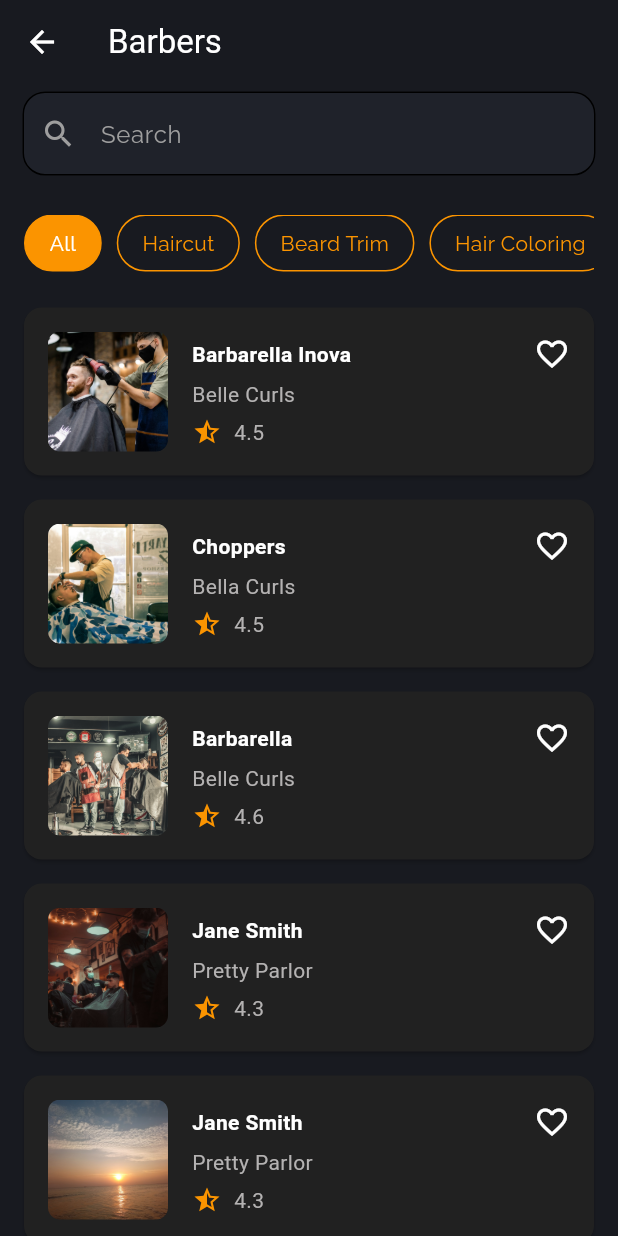
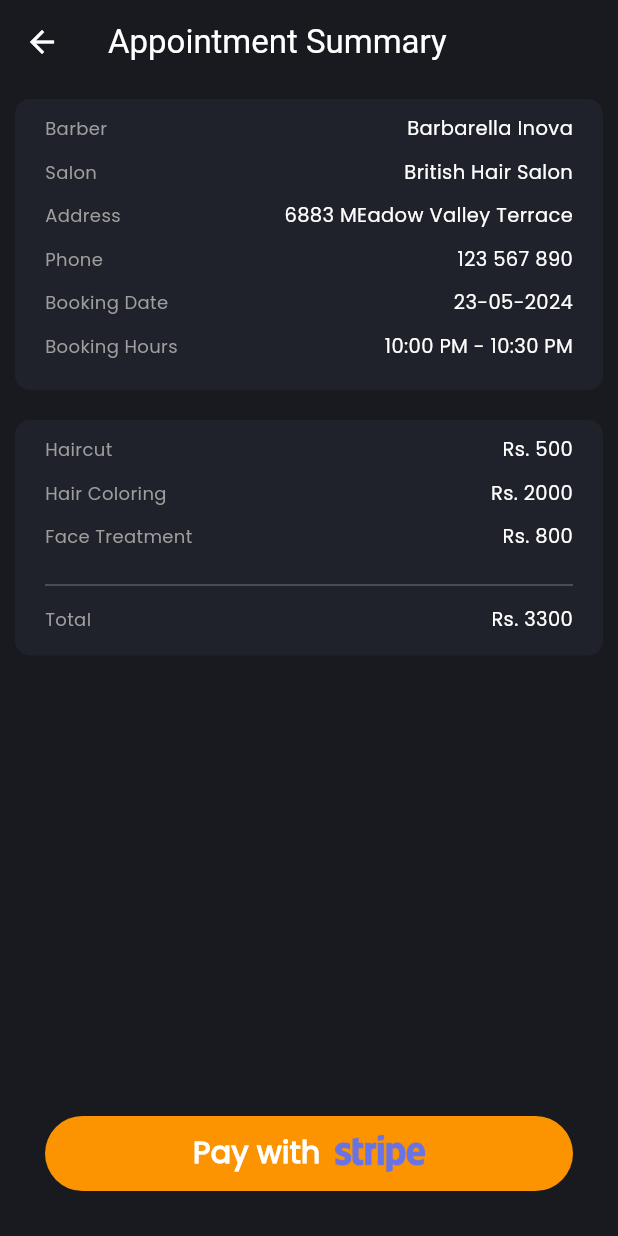
Before and after one commit to MahnoorWaseem/TrimTime-Flutter, a Flutter app: the screen it shows after launch, on a phone screen of 412 x 824 dp. Run offline on Flutter 3.47's test engine with Material 3 defaults, Android fonts, the phone set to English and light mode, and no system bars; our stand-ins replace carousel_slider, firebase_core, smooth_page_indicator; accounts and stored records are empty.

Commit message:
added appointment summary

```diff
--- a/lib/main.dart
+++ b/lib/main.dart
@@ -1,6 +1,7 @@
 import 'package:firebase_core/firebase_core.dart';
 import 'package:flutter/material.dart';
 import 'package:provider/provider.dart';
+import 'package:trim_time/views/appointment_summary/appointment_summary.dart';
 import 'package:trim_time/views/barber_listing/barber_listing.dart';
 import 'package:trim_time/views/barber_profile/barber_profile.dart';
 import 'firebase/config/firebase_options.dart';
@@ -35,7 +36,9 @@ class MyApp extends StatelessWidget {
           useMaterial3: true,
         ),
         // home: BarberProfile(),
-        home: BarberListing(),
+        // home: BarberListing(),
+        home: AppointmentSummary(),
+
         debugShowCheckedModeBanner: false,
   //        routes: {
   //   '/barberProfile': (context) => BarberProfile(),
--- /dev/null
+++ b/lib/views/appointment_summary/appointment_summary.dart
@@ -0,0 +1,366 @@
+import 'package:flutter/cupertino.dart';
+import 'package:flutter/material.dart';
+import 'package:flutter/widgets.dart';
+import 'package:trim_time/colors/custom_colors.dart';
+
+class AppointmentSummary extends StatefulWidget {
+  const AppointmentSummary({super.key});
+
+  @override
+  State<AppointmentSummary> createState() => _AppointmentSummaryState();
+}
+
+class _AppointmentSummaryState extends State<AppointmentSummary> {
+  final List<Map<String, String>> services = [
+    {'name': 'Haircut', 'price': '500'},
+    {'name': 'Hair Coloring', 'price': '2000'},
+    {'name': 'Face Treatment', 'price': '800'},
+    // Add more services as needed
+  ];
+
+  @override
+  Widget build(BuildContext context) {
+    // Calculate the total price
+    int total =
+        services.fold(0, (sum, item) => sum + int.parse(item['price']!));
+    return Scaffold(
+      backgroundColor: CustomColors.gunmetal,
+      appBar: AppBar(
+        backgroundColor: CustomColors.gunmetal,
+        leading: IconButton(
+          icon: const Icon(Icons.arrow_back, color: Colors.white),
+          onPressed: () {
+            Navigator.pop(context);
+          },
+        ),
+        title: const Text(
+          'Appointment Summary',
+          style: TextStyle(color: Colors.white),
+        ),
+        elevation: 0,
+      ),
+      body: Stack(
+        children: [
+          // Scrollable background content
+          SingleChildScrollView(
+            child: Column(
+              children: [
+                Container(
+                  width: double.infinity,
+                  margin: const EdgeInsets.all(10),
+                  padding: const EdgeInsets.only(
+                    top: 10,
+                    bottom: 10,
+                    left: 20,
+                    right: 20,
+                  ),
+                  decoration: BoxDecoration(
+                      color: CustomColors.charcoal,
+                      borderRadius:
+                          const BorderRadius.all(Radius.circular(10))),
+                  child: const Column(
+                    children: [
+                      Row(
+                        mainAxisAlignment: MainAxisAlignment.spaceBetween,
+                        children: [
+                          Text(
+                            'Barber',
+                            style: TextStyle(
+                              color: Colors.grey,
+                              fontSize: 12,
+                              fontFamily: 'Poppins',
+                            ),
+                          ),
+                          Text(
+                            'Barbarella Inova',
+                            style: TextStyle(
+                              color: Colors.white,
+                              fontSize: 13,
+                              fontFamily: 'Poppins',
+                            ),
+                          ),
+                        ],
+                      ),
+                      SizedBox(
+                        height: 10,
+                      ),
+                      Row(
+                        mainAxisAlignment: MainAxisAlignment.spaceBetween,
+                        children: [
+                          Text(
+                            'Salon',
+                            style: TextStyle(
+                              color: Colors.grey,
+                              fontSize: 12,
+                              fontFamily: 'Poppins',
+                            ),
+                          ),
+                          Text(
+                            'British Hair Salon',
+                            style: TextStyle(
+                              color: Colors.white,
+                              fontSize: 13,
+                              fontFamily: 'Poppins',
+                            ),
+                          ),
+                        ],
+                      ),
+                      SizedBox(
+                        height: 10,
+                      ),
+                      Row(
+                        mainAxisAlignment: MainAxisAlignment.spaceBetween,
+                        children: [
+                          Text(
+                            'Address',
+                            style: TextStyle(
+                              color: Colors.grey,
+                              fontSize: 12,
+                              fontFamily: 'Poppins',
+                            ),
+                          ),
+                          SizedBox(
+                            width: 15,
+                          ),
+                          Flexible(
+                            child: Text(
+                              '6883 MEadow Valley Terrace',
+                              style: TextStyle(
+                                color: Colors.white,
+                                fontSize: 13,
+                                fontFamily: 'Poppins',
+                              ),
+                              softWrap: true,
+                            ),
+                          ),
+                        ],
+                      ),
+                      SizedBox(
+                        height: 10,
+                      ),
+                      Row(
+                        mainAxisAlignment: MainAxisAlignment.spaceBetween,
+                        children: [
+                          Text(
+                            'Phone',
+                            style: TextStyle(
+                              color: Colors.grey,
+                              fontSize: 12,
+                              fontFamily: 'Poppins',
+                            ),
+                          ),
+                          Text(
+                            '123 567 890',
+                            style: TextStyle(
+                              color: Colors.white,
+                              fontSize: 13,
+                              fontFamily: 'Poppins',
+                            ),
+                          ),
+                        ],
+                      ),
+                      SizedBox(
+                        height: 10,
+                      ),
+                      Row(
+                        mainAxisAlignment: MainAxisAlignment.spaceBetween,
+                        children: [
+                          Text(
+                            'Booking Date',
+                            style: TextStyle(
+                              color: Colors.grey,
+                              fontSize: 12,
+                              fontFamily: 'Poppins',
+                            ),
+                          ),
+                          Text(
+                            '23-05-2024',
+                            style: TextStyle(
+                              color: Colors.white,
+                              fontSize: 13,
+                              fontFamily: 'Poppins',
+                            ),
+                          ),
+                        ],
+                      ),
+                      SizedBox(
+                        height: 10,
+                      ),
+                      Row(
+                        mainAxisAlignment: MainAxisAlignment.spaceBetween,
+                        children: [
+                          Text(
+                            'Booking Hours',
+                            style: TextStyle(
+                              color: Colors.grey,
+                              fontSize: 12,
+                              fontFamily: 'Poppins',
+                            ),
+                          ),
+                          Text(
+                            '10:00 PM - 10:30 PM',
+                            style: TextStyle(
+                              color: Colors.white,
+                              fontSize: 13,
+                              fontFamily: 'Poppins',
+                            ),
+                          ),
+                        ],
+                      ),
+                      SizedBox(
+                        height: 10,
+                      ),
+                    ],
+                  ),
+                ),
+                Container(
+                  width: double.infinity,
+                  margin: const EdgeInsets.all(10),
+                  padding: const EdgeInsets.only(
+                    top: 10,
+                    bottom: 10,
+                    left: 20,
+                    right: 20,
+                  ),
+                  decoration: BoxDecoration(
+                      color: CustomColors.charcoal,
+                      borderRadius:
+                          const BorderRadius.all(Radius.circular(10))),
+                  child: Column(
+                    children: [
+                      ...services.map((service) //It spreads the resulting list of widgets into the parent widget's children list.
+                      {
+                        return Column(
+                          children: [
+                            Row(
+                              mainAxisAlignment: MainAxisAlignment.spaceBetween,
+                              children: [
+                                Text(
+                                  service['name']!,
+                                  style: const TextStyle(
+                                    color: Colors.grey,
+                                    fontSize: 12,
+                                    fontFamily: 'Poppins',
+                                  ),
+                                ),
+                                Text(
+                                  'Rs. ${service['price']}',
+                                  style: const TextStyle(
+                                    color: Colors.white,
+                                    fontSize: 13,
+                                    fontFamily: 'Poppins',
+                                  ),
+                                ),
+                              ],
+                            ),
+                            const SizedBox(
+                              height: 10,
+                            ),
+                          ],
+                        );
+                      }),
+                      const SizedBox(
+                        height: 5,
+                      ),
+                      const Divider(
+                        color: Color.fromARGB(255, 91, 90, 90),
+                      ),
+                      const SizedBox(
+                        height: 5,
+                      ),
+                      Row(
+                        mainAxisAlignment: MainAxisAlignment.spaceBetween,
+                        children: [
+                          const Text(
+                            'Total',
+                            style: TextStyle(
+                              color: Colors.grey,
+                              fontSize: 12,
+                              fontFamily: 'Poppins',
+                            ),
+                          ),
+                          Text(
+                            'Rs. $total',
+                            style: const TextStyle(
+                              color: Colors.white,
+                              fontSize: 13,
+                              fontFamily: 'Poppins',
+                            ),
+                          ),
+                        ],
+                      ),
+                      const SizedBox(
+                        height: 5,
+                      ),
+                    ],
+                  ),
+                ),
+              ],
+            ),
+          ),
+          // Fixed position container
+          Align(
+            alignment: Alignment.bottomCenter,
+            child: Container(
+              margin: const EdgeInsets.all(30), // Margin around the button
+              child: InkWell(
+                onTap: () {
+                  Navigator.of(context).pop();
+                  Navigator.push(
+                    context,
+                    MaterialPageRoute(builder: (context) => const NextScreen()),
+                  );
+                },
+                child: Container(
+                  height: 50,
+                  width: double.infinity,
+                  decoration: BoxDecoration(
+                    color: CustomColors.peelOrange,
+                    borderRadius: BorderRadius.circular(50),
+                  ),
+                  child: const Center(
+                    child: Row(
+                      mainAxisAlignment: MainAxisAlignment.center,
+                      crossAxisAlignment: CrossAxisAlignment.center,
+                      children: [
+                        Text(
+                          'Pay with',
+                          style: TextStyle(
+                              color: Colors.white,
+                              fontSize: 20,
+                              fontWeight: FontWeight.bold,
+                              fontFamily: 'Poppins'),
+                        ),
+                        SizedBox(
+                          width: 10,
+                        ),
+                        Image(
+                          image: AssetImage('assets/images/stripe-logo.png'),
+                          height: 25,
+                        ),
+                      ],
+                    ),
+                  ),
+                ),
+              ),
+            ),
+          ),
+        ],
+      ),
+    );
+  }
+}
+
+//example payment page
+class NextScreen extends StatelessWidget {
+  const NextScreen({super.key});
+
+  @override
+  Widget build(BuildContext context) {
+    return Scaffold(
+      appBar: AppBar(
+        title: const Text('Make Payment'),
+      ),
+    );
+  }
+}
--- a/lib/views/barber_profile/barber_profile.dart
+++ b/lib/views/barber_profile/barber_profile.dart
@@ -5,6 +5,7 @@ import 'package:trim_time/components/carousel.dart';
 import 'package:trim_time/components/reviewBox.dart';
 import 'package:trim_time/components/servicesContainer.dart';
 import 'package:trim_time/components/timeSlotBox.dart';
+import 'package:trim_time/views/appointment_summary/appointment_summary.dart';
 
 class BarberProfile extends StatefulWidget {
   const BarberProfile({super.key});
@@ -21,7 +22,7 @@ class _BarberProfileState extends State<BarberProfile> {
   bool customIcon = false;
   int selectedIndex = -1;
   var selectedtime = null; //req for make an appointment
-    List<String> selectedServices = [];
+  List<String> selectedServices = [];
   // List of time slots
   List<String> times = [
     '1:00 PM - 1:30 PM',
@@ -45,7 +46,6 @@ class _BarberProfileState extends State<BarberProfile> {
       print(time);
     });
   }
-
 
   void onServiceTap(String service) {
     setState(() {
@@ -289,8 +289,7 @@ class _BarberProfileState extends State<BarberProfile> {
                         // ),
                         // Services(),
 
-
-                       ///he spread operator ... takes each Services from the generated list and inserts it into the  list of row children.
+                        ///he spread operator ... takes each Services from the generated list and inserts it into the  list of row children.
                         ...List.generate(services.length, (index) {
                           return Services(
                             service: services[index],
@@ -442,7 +441,9 @@ class _BarberProfileState extends State<BarberProfile> {
                                       List.generate(times.length, (index) {
                                     return TimeSlot(
                                       time: times[index],
-                                      isSelected: selectedIndex == index, ///We set the isSelected property of each TimeSlot widget to true if its index matches the selectedIndex, indicating that it is currently selected. Everyime when the slot is pressed , only that slots isSelected proprty will bocome true and other remains false. bcz selectedIndex== tappedIndex
+                                      isSelected: selectedIndex == index,
+
+                                      ///We set the isSelected property of each TimeSlot widget to true if its index matches the selectedIndex, indicating that it is currently selected. Everyime when the slot is pressed , only that slots isSelected proprty will bocome true and other remains false. bcz selectedIndex== tappedIndex
                                       onTap: () =>
                                           onTimeSlotTap(index, times[index]),
                                     );
@@ -553,7 +554,8 @@ class _BarberProfileState extends State<BarberProfile> {
                                 Navigator.push(
                                   context,
                                   MaterialPageRoute(
-                                      builder: (context) => const NextScreen()),
+                                      builder: (context) =>
+                                          const AppointmentSummary()),
                                 );
                               },
                             ),
@@ -590,17 +592,3 @@ class _BarberProfileState extends State<BarberProfile> {
     );
   }
 }
-
-//example payment page
-class NextScreen extends StatelessWidget {
-  const NextScreen({super.key});
-
-  @override
-  Widget build(BuildContext context) {
-    return Scaffold(
-      appBar: AppBar(
-        title: const Text('Make Payment'),
-      ),
-    );
-  }
-}
```
Also changed, not shown: assets/images/stripe-logo.png (added).
